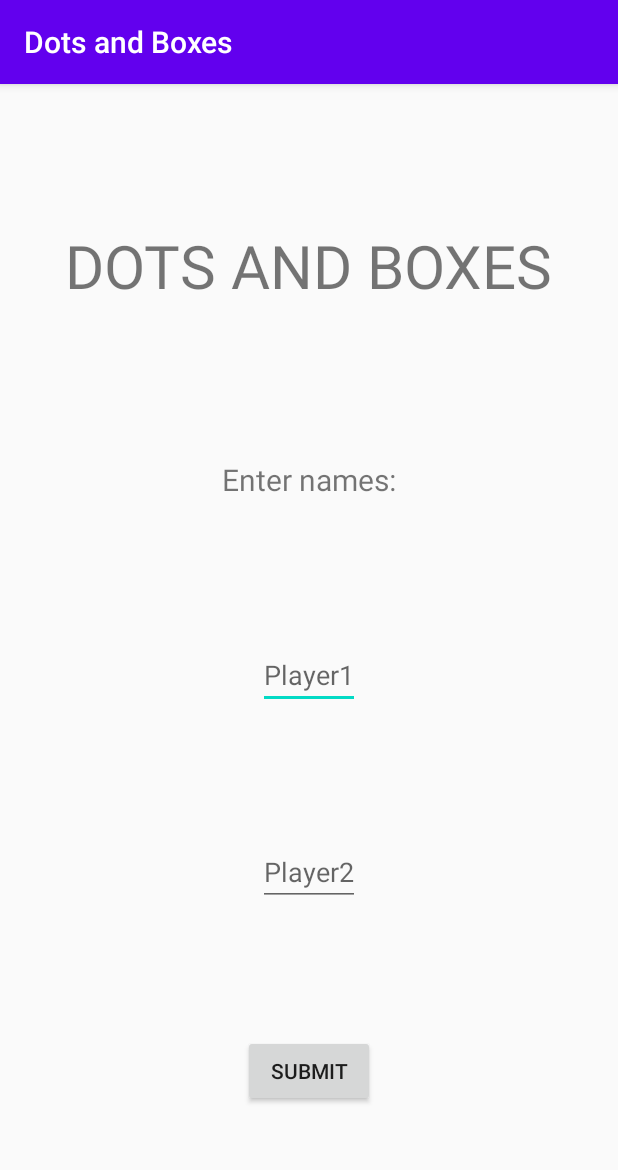
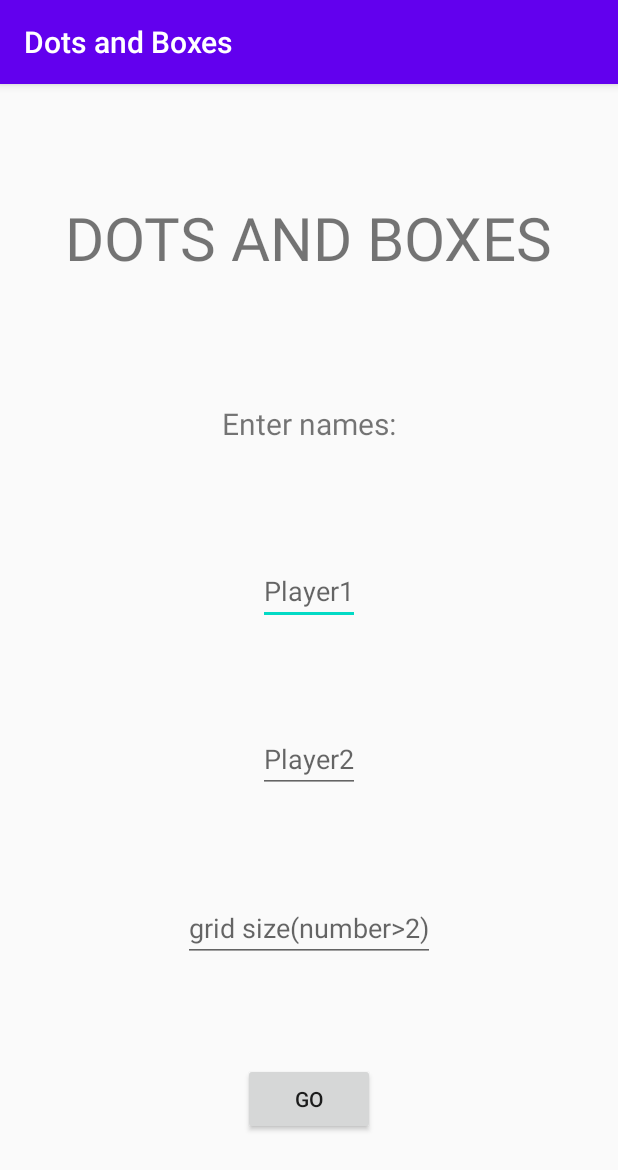
Before and after one commit to Gokul-31/Dots-and-Boxes, an Android app: the screen it shows after launch (MainActivity), on a phone screen of 412 x 824 dp. Shown: the top 1170 px of the screen. Run offline under Robolectric (Android 15) with nearby library versions, the phone set to English and light mode, and no system bars.

```diff
--- a/app/src/main/AndroidManifest.xml
+++ b/app/src/main/AndroidManifest.xml
@@ -9,6 +9,7 @@
         android:roundIcon="@mipmap/ic_launcher_round"
         android:supportsRtl="true"
         android:theme="@style/AppTheme">
+        <activity android:name=".GridActivity"></activity>
         <activity android:name=".MainActivity">
             <intent-filter>
                 <action android:name="android.intent.action.MAIN" />
--- a/app/src/main/java/com/example/android/dotsandboxes/MainActivity.java
+++ b/app/src/main/java/com/example/android/dotsandboxes/MainActivity.java
@@ -2,13 +2,57 @@ package com.example.android.dotsandboxes;
 
 import androidx.appcompat.app.AppCompatActivity;
 
+import android.content.Intent;
 import android.os.Bundle;
+import android.view.View;
+import android.widget.Button;
+import android.widget.EditText;
+import android.widget.Toast;
 
 public class MainActivity extends AppCompatActivity {
+
+    //Declaration:
+    private EditText name1;
+    private EditText name2;
+    private EditText gridSize;
+    private Button goNext;
+    private String p1Name;
+    private String p2Name;
+    private int Size=5;
 
     @Override
     protected void onCreate(Bundle savedInstanceState) {
         super.onCreate(savedInstanceState);
         setContentView(R.layout.activity_main);
+
+        //getting Views:
+        name1=findViewById(R.id.player1_name);
+        name2=findViewById(R.id.player2_name);
+        gridSize=findViewById(R.id.grid_num);
+        goNext=findViewById(R.id.Go);
+
+        goNext.setOnClickListener(new View.OnClickListener() {
+            @Override
+            public void onClick(View v) {
+                //using the Views:
+                p1Name=name1.getText().toString();
+                p2Name=name2.getText().toString();
+                Size=Integer.parseInt(gridSize.getText().toString());
+
+                //border case check
+                if(Size<3){
+                    Toast.makeText(getApplicationContext(),"Enter number greater than 2",Toast.LENGTH_SHORT).show();
+                }
+                else {
+                    //pass through intent
+                    Intent gridActivity = new Intent(getApplicationContext(), GridActivity.class);
+                    gridActivity.putExtra("p1", p1Name);
+                    gridActivity.putExtra("p2", p2Name);
+                    gridActivity.putExtra("Size", Size);
+                    startActivity(gridActivity);
+                }
+            }
+        });
+
     }
 }
--- a/app/src/main/res/layout/activity_main.xml
+++ b/app/src/main/res/layout/activity_main.xml
@@ -37,6 +37,7 @@
         android:layout_width="wrap_content"
         android:layout_height="wrap_content"
         android:hint="@string/player1"
+        android:autofillHints="@string/player1"
         android:inputType="text"
         app:layout_constraintBottom_toTopOf="@+id/player2_name"
         app:layout_constraintEnd_toEndOf="parent"
@@ -49,22 +50,37 @@
         android:layout_width="wrap_content"
         android:layout_height="wrap_content"
         android:hint="@string/player2"
+        android:autofillHints="@string/player2"
         android:inputType="text"
-        app:layout_constraintBottom_toTopOf="@+id/submit"
+        app:layout_constraintBottom_toTopOf="@+id/grid_num"
         app:layout_constraintEnd_toEndOf="parent"
         app:layout_constraintHorizontal_bias="0.5"
         app:layout_constraintStart_toStartOf="parent"
         app:layout_constraintTop_toBottomOf="@+id/player1_name" />
 
+
+    <EditText
+        android:id="@+id/grid_num"
+        android:layout_width="wrap_content"
+        android:layout_height="wrap_content"
+        android:hint="@string/grid_size_number"
+        android:inputType="number"
+        android:autofillHints="5"
+        app:layout_constraintBottom_toTopOf="@+id/Go"
+        app:layout_constraintEnd_toEndOf="parent"
+        app:layout_constraintHorizontal_bias="0.5"
+        app:layout_constraintStart_toStartOf="parent"
+        app:layout_constraintTop_toBottomOf="@+id/player2_name" />
+
     <Button
-        android:id="@+id/submit"
+        android:id="@+id/Go"
         android:layout_width="wrap_content"
         android:layout_height="wrap_content"
         android:padding="8dp"
-        android:text="@string/submit"
+        android:text="@string/Go"
         app:layout_constraintBottom_toBottomOf="parent"
         app:layout_constraintEnd_toEndOf="parent"
         app:layout_constraintHorizontal_bias="0.5"
         app:layout_constraintStart_toStartOf="parent"
-        app:layout_constraintTop_toBottomOf="@+id/player2_name" />
+        app:layout_constraintTop_toBottomOf="@+id/grid_num" />
 </androidx.constraintlayout.widget.ConstraintLayout>
--- a/app/src/main/res/values/strings.xml
+++ b/app/src/main/res/values/strings.xml
@@ -4,5 +4,6 @@
     <string name="enter_names">Enter names:</string>
     <string name="player1">Player1</string>
     <string name="player2">Player2</string>
-    <string name="submit">Submit</string>
+    <string name="Go">Go</string>
+    <string name="grid_size_number">grid size(number>2)</string>
 </resources>
```
Also changed, not shown: app/src/main/java/com/example/android/dotsandboxes/GridActivity.java (added, +31 -0 lines), app/src/main/res/layout/activity_grid.xml (added, +15 -0 lines).
